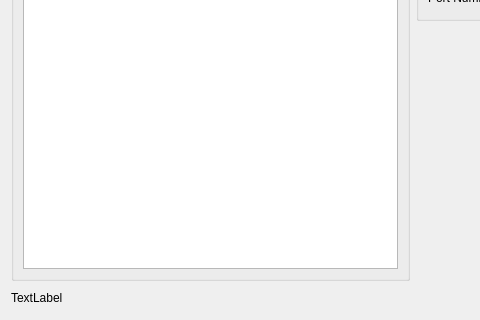
Above: settingsdialog.ui from asit-dhal/LogViewer before the change; both pictures show x 0 to 480 and y 150 to 470 of the 826 by 470 pixel window. Below: the same form after it.
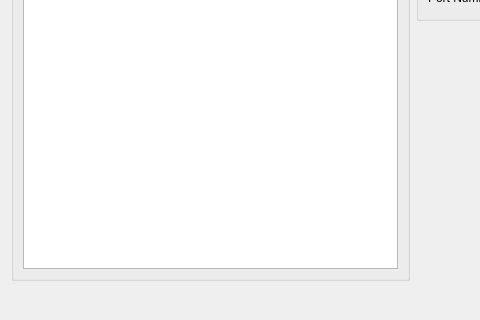
That is the form after the change.

Patch:
```diff
--- a/settingsdialog.ui
+++ b/settingsdialog.ui
@@ -107,7 +107,7 @@
      <item>
       <widget class="QLabel" name="statusLabel">
        <property name="text">
-        <string>TextLabel</string>
+        <string/>
        </property>
       </widget>
      </item>
```
